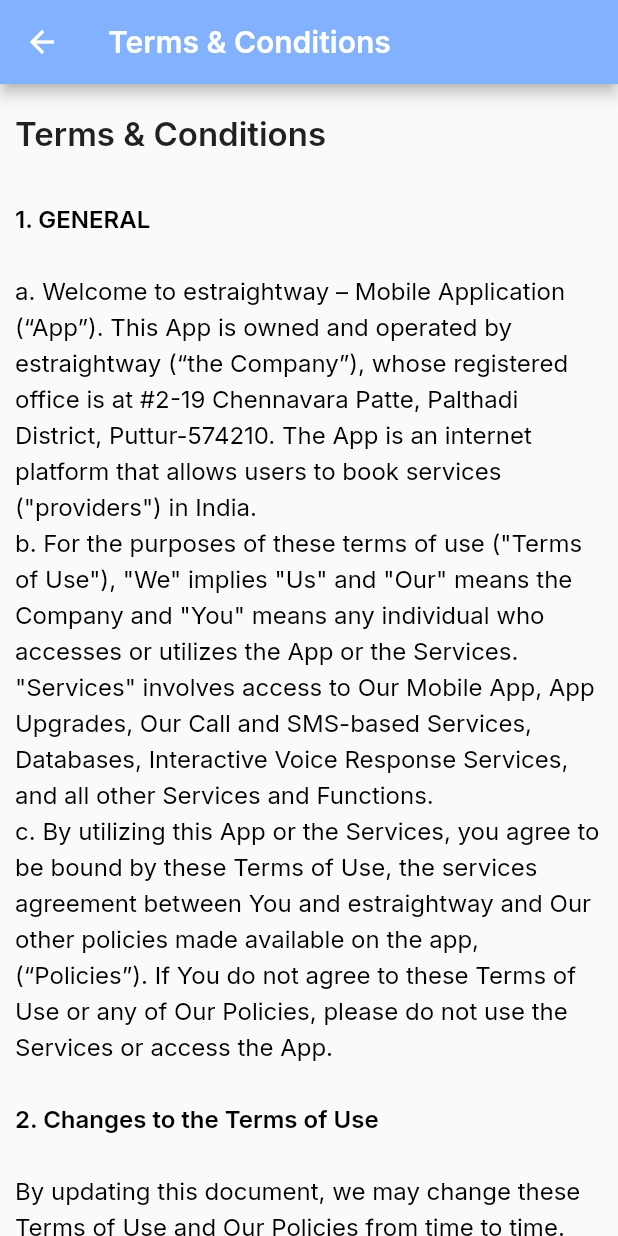
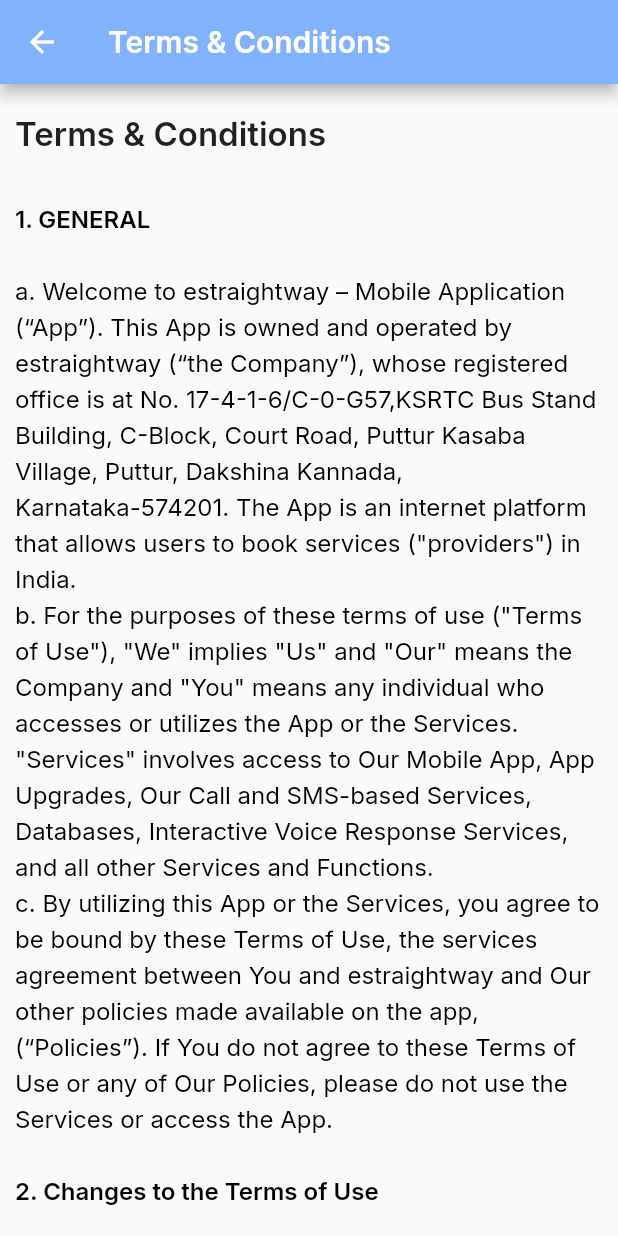
Before and after one commit to bluelinecomputersmlr/e-straight-way-user, a Flutter app: the TermsAndConditions screen opened by its route, on a phone screen of 412 x 824 dp. Run offline on Flutter 3.47's test engine with Material 2 defaults, Android fonts, the phone set to English and light mode, and no system bars; our stand-ins replace awesome_notifications, cached_network_image, carousel_slider, chewie, cloud_firestore, cloud_functions and 22 more; missing offline and left inert: flutter_cashfree_pg_sdk, geoflutterfire2, ntp, razorpay_flutter_customui; accounts and stored records are empty; project files that could hold a hidden picture were left out.

Commit message:
Made some changes

```diff
--- a/lib/view/home/about_us.dart
+++ b/lib/view/home/about_us.dart
@@ -51,7 +51,7 @@ class AboutUs extends StatelessWidget {
           Padding(
             padding: const EdgeInsets.all(10.0),
             child: Text(
-              "E Straightway app is owned and managed by MR. PUNEETH RAI CP",
+              "E Straightway app is owned and managed by MR. PUNEETH KUMAR C P",
               style: GoogleFonts.inter(
                 height: 1.5,
                 fontSize: 16.0,
--- a/lib/view/home/terms_conditions.dart
+++ b/lib/view/home/terms_conditions.dart
@@ -56,7 +56,7 @@ class TermsAndConditions extends StatelessWidget {
                   ),
                   TextSpan(
                     text:
-                        'a. Welcome to estraightway – Mobile Application (“App”). This App is owned and operated by estraightway (“the Company”), whose registered office is at #2-19 Chennavara Patte, Palthadi District, Puttur-574210. The App is an internet platform that allows users to book services ("providers") in India.\nb. For the purposes of these terms of use ("Terms of Use"), "We" implies "Us" and "Our" means the Company and "You" means any individual who accesses or utilizes the App or the Services. "Services" involves access to Our Mobile App, App Upgrades, Our Call and SMS-based Services, Databases, Interactive Voice Response Services, and all other Services and Functions.\nc. By utilizing this App or the Services, you agree to be bound by these Terms of Use, the services agreement between You and estraightway and Our other policies made available on the app, (“Policies”). If You do not agree to these Terms of Use or any of Our Policies, please do not use the Services or access the App.\n\n',
+                        'a. Welcome to estraightway – Mobile Application (“App”). This App is owned and operated by estraightway (“the Company”), whose registered office is at No. 17-4-1-6/C-0-G57,KSRTC Bus Stand Building, C-Block, Court Road, Puttur Kasaba Village, Puttur, Dakshina Kannada, Karnataka-574201. The App is an internet platform that allows users to book services ("providers") in India.\nb. For the purposes of these terms of use ("Terms of Use"), "We" implies "Us" and "Our" means the Company and "You" means any individual who accesses or utilizes the App or the Services. "Services" involves access to Our Mobile App, App Upgrades, Our Call and SMS-based Services, Databases, Interactive Voice Response Services, and all other Services and Functions.\nc. By utilizing this App or the Services, you agree to be bound by these Terms of Use, the services agreement between You and estraightway and Our other policies made available on the app, (“Policies”). If You do not agree to these Terms of Use or any of Our Policies, please do not use the Services or access the App.\n\n',
                     style: GoogleFonts.inter(
                       height: 1.5,
                       fontSize: 16.0,
--- a/pubspec.yaml
+++ b/pubspec.yaml
@@ -15,7 +15,7 @@ publish_to: "none" # Remove this line if you wish to publish to pub.dev
 # In iOS, build-name is used as CFBundleShortVersionString while build-number used as CFBundleVersion.
 # Read more about iOS versioning at
 # https://developer.apple.com/library/archive/documentation/General/Reference/InfoPlistKeyReference/Articles/CoreFoundationKeys.html
-version: 1.0.1+5
+version: 1.0.1+7
 
 environment:
   sdk: ">=2.17.6 <3.0.0"
```
